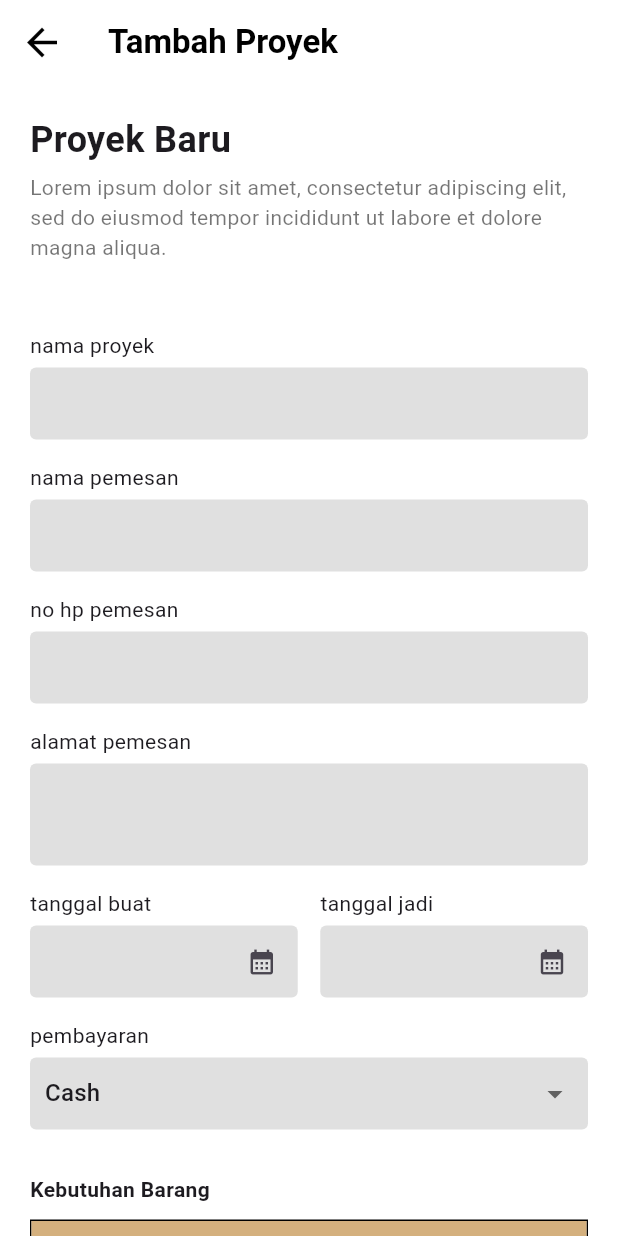
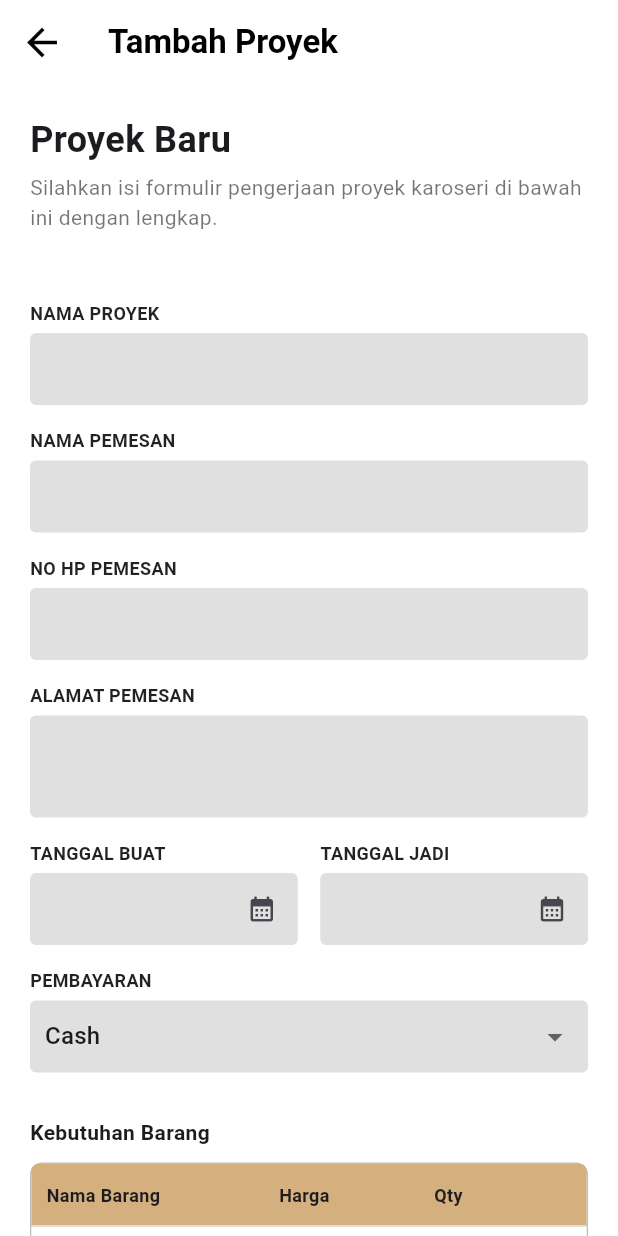
Before and after one commit to justin-rar/karoseri_mobile, a Flutter app: the AddProjectPage screen opened directly, on a phone screen of 412 x 824 dp. Run offline on Flutter 3.47's test engine with Material 3 defaults, Android fonts, the phone set to English and light mode, and no system bars.

Commit message:
perbuhaban dikit

```diff
--- a/lib/features/project/add_project_page.dart
+++ b/lib/features/project/add_project_page.dart
@@ -70,7 +70,7 @@ class _AddProjectPageState extends State<AddProjectPage> {
             ),
             const SizedBox(height: 5),
             const Text(
-              "Lorem ipsum dolor sit amet, consectetur adipiscing elit, sed do eiusmod tempor incididunt ut labore et dolore magna aliqua.",
+              "Silahkan isi formulir pengerjaan proyek karoseri di bawah ini dengan lengkap.",
               style: TextStyle(fontSize: 14, color: Colors.black54),
             ),
             const SizedBox(height: 30),
@@ -117,35 +117,39 @@ class _AddProjectPageState extends State<AddProjectPage> {
               ],
             ),
 
-            // --- BAGIAN DROPDOWN PEMBAYARAN ---
             _labelInput("pembayaran"),
             _buildDropdownPembayaran(),
 
             const SizedBox(height: 30),
 
+            // --- BAGIAN TABEL KEBUTUHAN BARANG (YANG SUDAH DIPERBAGUS) ---
             const Text(
               "Kebutuhan Barang",
               style: TextStyle(fontWeight: FontWeight.bold),
             ),
             const SizedBox(height: 10),
+
             Container(
+              clipBehavior: Clip.antiAlias,
               decoration: BoxDecoration(
-                border: Border.all(color: Colors.black),
+                borderRadius: BorderRadius.circular(8),
+                border: Border.all(color: Colors.black26),
               ),
               child: Column(
                 children: [
+                  // Header
                   Container(
                     color: const Color(0xFFD4B07E),
                     padding: const EdgeInsets.symmetric(
-                      vertical: 8,
-                      horizontal: 4,
+                      vertical: 12,
+                      horizontal: 10,
                     ),
                     child: const Row(
                       children: [
                         Expanded(
                           flex: 3,
                           child: Text(
-                            "nama barang",
+                            "Nama Barang",
                             style: TextStyle(
                               fontSize: 12,
                               fontWeight: FontWeight.bold,
@@ -155,7 +159,7 @@ class _AddProjectPageState extends State<AddProjectPage> {
                         Expanded(
                           flex: 2,
                           child: Text(
-                            "harga",
+                            "Harga",
                             style: TextStyle(
                               fontSize: 12,
                               fontWeight: FontWeight.bold,
@@ -165,26 +169,31 @@ class _AddProjectPageState extends State<AddProjectPage> {
                         Expanded(
                           flex: 1,
                           child: Text(
-                            "jumlah",
+                            "Qty",
                             style: TextStyle(
                               fontSize: 12,
                               fontWeight: FontWeight.bold,
                             ),
                           ),
                         ),
+                        SizedBox(width: 40),
                       ],
                     ),
                   ),
+                  // Body
                   Column(
                     children: listBarang.asMap().entries.map((entry) {
                       int index = entry.key;
                       return Container(
-                        decoration: const BoxDecoration(
-                          border: Border(
+                        decoration: BoxDecoration(
+                          color: index % 2 == 0
+                              ? Colors.white
+                              : Colors.grey[50],
+                          border: const Border(
                             top: BorderSide(color: Colors.black12),
                           ),
                         ),
-                        padding: const EdgeInsets.symmetric(horizontal: 4),
+                        padding: const EdgeInsets.symmetric(horizontal: 10),
                         child: Row(
                           children: [
                             Expanded(
@@ -193,7 +202,9 @@ class _AddProjectPageState extends State<AddProjectPage> {
                                 decoration: const InputDecoration(
                                   hintText: "...",
                                   border: InputBorder.none,
+                                  hintStyle: TextStyle(fontSize: 13),
                                 ),
+                                style: const TextStyle(fontSize: 13),
                                 onChanged: (val) =>
                                     listBarang[index]['nama'] = val,
                               ),
@@ -205,7 +216,9 @@ class _AddProjectPageState extends State<AddProjectPage> {
                                 decoration: const InputDecoration(
                                   hintText: "0",
                                   border: InputBorder.none,
+                                  hintStyle: TextStyle(fontSize: 13),
                                 ),
+                                style: const TextStyle(fontSize: 13),
                                 onChanged: (val) =>
                                     listBarang[index]['harga'] = val,
                               ),
@@ -213,14 +226,29 @@ class _AddProjectPageState extends State<AddProjectPage> {
                             Expanded(
                               flex: 1,
                               child: TextField(
+                                textAlign: TextAlign.center,
                                 keyboardType: TextInputType.number,
                                 decoration: const InputDecoration(
                                   hintText: "0",
                                   border: InputBorder.none,
+                                  hintStyle: TextStyle(fontSize: 13),
                                 ),
+                                style: const TextStyle(fontSize: 13),
                                 onChanged: (val) =>
                                     listBarang[index]['jumlah'] = val,
                               ),
+                            ),
+                            IconButton(
+                              icon: const Icon(
+                                Icons.remove_circle_outline,
+                                color: Colors.redAccent,
+                                size: 20,
+                              ),
+                              onPressed: () {
+                                if (listBarang.length > 1) {
+                                  setState(() => listBarang.removeAt(index));
+                                }
+                              },
                             ),
                           ],
                         ),
@@ -230,18 +258,19 @@ class _AddProjectPageState extends State<AddProjectPage> {
                 ],
               ),
             ),
+            const SizedBox(height: 8),
             Align(
               alignment: Alignment.centerRight,
-              child: GestureDetector(
-                onTap: _tambahBarisBarang,
-                child: Container(
-                  margin: const EdgeInsets.only(top: 8),
-                  padding: const EdgeInsets.all(4),
-                  decoration: BoxDecoration(
-                    color: const Color(0xFFD4B07E),
-                    border: Border.all(color: Colors.black),
+              child: ElevatedButton.icon(
+                onPressed: _tambahBarisBarang,
+                icon: const Icon(Icons.add, size: 18),
+                label: const Text("Tambah Baris"),
+                style: ElevatedButton.styleFrom(
+                  backgroundColor: const Color(0xFFD4B07E),
+                  foregroundColor: Colors.black,
+                  shape: RoundedRectangleBorder(
+                    borderRadius: BorderRadius.circular(20),
                   ),
-                  child: const Icon(Icons.add, size: 20),
                 ),
               ),
             ),
@@ -256,18 +285,20 @@ class _AddProjectPageState extends State<AddProjectPage> {
             const SizedBox(height: 40),
 
             SizedBox(
-              width: 130,
-              height: 45,
+              width: double.infinity, // Dibuat lebar penuh agar lebih mantap
+              height: 50,
               child: ElevatedButton(
                 onPressed: () {
-                  print("Metode Bayar: $_pilihanPembayaran");
+                  debugPrint(
+                    "Simpan Proyek dengan metode: $_pilihanPembayaran",
+                  );
                 },
                 style: ElevatedButton.styleFrom(
-                  backgroundColor: const Color(0xFFE0E0E0),
+                  backgroundColor: const Color(0xFFD4B07E),
                   foregroundColor: Colors.black,
                 ),
                 child: const Text(
-                  "TAMBAH",
+                  "TAMBAH PROYEK",
                   style: TextStyle(fontWeight: FontWeight.bold),
                 ),
               ),
@@ -279,7 +310,7 @@ class _AddProjectPageState extends State<AddProjectPage> {
     );
   }
 
-  // --- WIDGET DROPDOWN ---
+  // --- WIDGET HELPER ---
   Widget _buildDropdownPembayaran() {
     return Container(
       padding: const EdgeInsets.symmetric(horizontal: 10),
@@ -288,10 +319,9 @@ class _AddProjectPageState extends State<AddProjectPage> {
         borderRadius: BorderRadius.circular(4),
       ),
       child: DropdownButtonHideUnderline(
-        // Supaya garis bawah bawaannya hilang
         child: DropdownButton<String>(
           value: _pilihanPembayaran,
-          isExpanded: true, // Supaya lebarnya penuh
+          isExpanded: true,
           items: const [
             DropdownMenuItem(value: "cash", child: Text("Cash")),
             DropdownMenuItem(value: "leasing", child: Text("Leasing")),
@@ -306,11 +336,17 @@ class _AddProjectPageState extends State<AddProjectPage> {
     );
   }
 
-  // --- Fungsi Helper Lainnya ---
   Widget _labelInput(String text) {
     return Padding(
       padding: const EdgeInsets.only(top: 15, bottom: 5),
-      child: Text(text, style: const TextStyle(fontSize: 14)),
+      child: Text(
+        text.toUpperCase(),
+        style: const TextStyle(
+          fontSize: 12,
+          fontWeight: FontWeight.bold,
+          color: Colors.black87,
+        ),
+      ),
     );
   }
 
```
